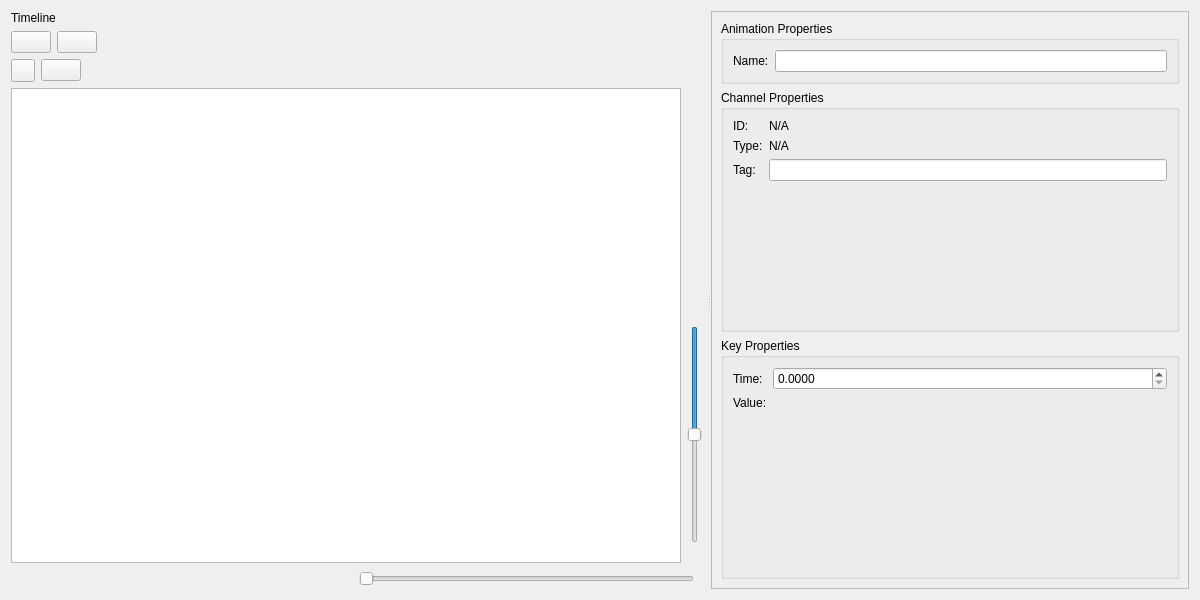
Before: the Qt Designer form tools/editor/application/VadonEditor/UI/Model/Animation/AnimationEditor.ui in janos-ijgyarto/vadon, drawn with Qt 5.
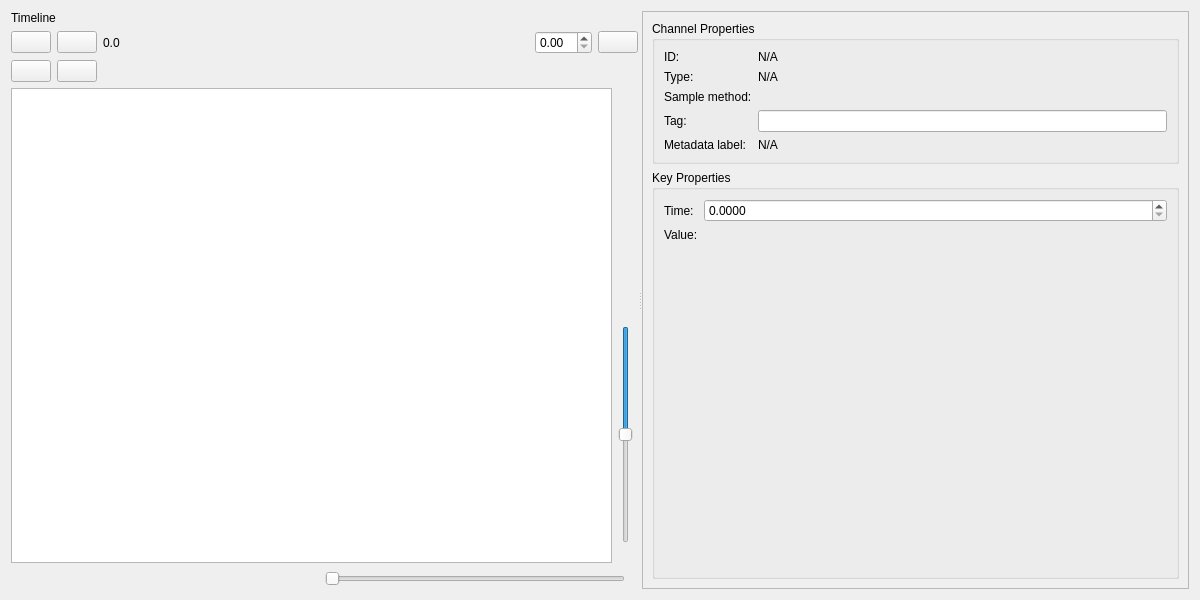
After: the same form once the commit is applied. Icons and pictures are not drawn.

```diff
--- a/tools/editor/application/VadonEditor/UI/Model/Animation/AnimationEditor.ui
+++ b/tools/editor/application/VadonEditor/UI/Model/Animation/AnimationEditor.ui
@@ -59,6 +59,13 @@
            </property>
           </widget>
          </item>
+         <item>
+          <widget class="QLabel" name="playbackTimeLabel">
+           <property name="text">
+            <string>0.0</string>
+           </property>
+          </widget>
+         </item>
          <item>
           <spacer name="playbackButtonsSpacer">
            <property name="orientation">
@@ -72,12 +79,48 @@
            </property>
           </spacer>
          </item>
+         <item>
+          <widget class="QLabel" name="timeScaleLabel">
+           <property name="toolTip">
+            <string>Time Scale</string>
+           </property>
+           <property name="text">
+            <string/>
+           </property>
+          </widget>
+         </item>
+         <item>
+          <widget class="QDoubleSpinBox" name="timeScaleSpinBox">
+           <property name="toolTip">
+            <string>Time Scale</string>
+           </property>
+           <property name="singleStep">
+            <double>0.100000000000000</double>
+           </property>
+          </widget>
+         </item>
+         <item>
+          <widget class="QPushButton" name="loopButton">
+           <property name="text">
+            <string/>
+           </property>
+           <property name="icon">
+            <iconset theme="QIcon::ThemeIcon::MediaPlaylistShuffle"/>
+           </property>
+           <property name="checkable">
+            <bool>true</bool>
+           </property>
+           <property name="checked">
+            <bool>false</bool>
+           </property>
+          </widget>
+         </item>
         </layout>
        </item>
        <item>
         <layout class="QHBoxLayout" name="channelButtonsHBox">
          <item>
-          <widget class="QToolButton" name="addChannelButton">
+          <widget class="QPushButton" name="addChannelButton">
            <property name="toolTip">
             <string>Add Channel</string>
            </property>
@@ -87,9 +130,6 @@
            <property name="icon">
             <iconset theme="QIcon::ThemeIcon::ListAdd"/>
            </property>
-           <property name="popupMode">
-            <enum>QToolButton::ToolButtonPopupMode::InstantPopup</enum>
-           </property>
           </widget>
          </item>
          <item>
@@ -238,30 +278,11 @@
         <rect>
          <x>0</x>
          <y>0</y>
-         <width>445</width>
+         <width>519</width>
          <height>580</height>
         </rect>
        </property>
-       <layout class="QVBoxLayout" name="propertiesScrollLayout" stretch="0,1,1">
-        <item>
-         <widget class="QGroupBox" name="animationPropertiesGroup">
-          <property name="title">
-           <string>Animation Properties</string>
-          </property>
-          <layout class="QFormLayout" name="animationPropertiesLayout">
-           <item row="0" column="0">
-            <widget class="QLabel" name="animationNameLabel">
-             <property name="text">
-              <string>Name:</string>
-             </property>
-            </widget>
-           </item>
-           <item row="0" column="1">
-            <widget class="QLineEdit" name="animationNameLineEdit"/>
-           </item>
-          </layout>
-         </widget>
-        </item>
+       <layout class="QVBoxLayout" name="propertiesScrollLayout" stretch="0,1">
         <item>
          <widget class="QGroupBox" name="channelPropertiesGroup">
           <property name="title">
@@ -275,16 +296,6 @@
              </property>
             </widget>
            </item>
-           <item row="2" column="0">
-            <widget class="QLabel" name="channelTagLabel">
-             <property name="text">
-              <string>Tag:</string>
-             </property>
-            </widget>
-           </item>
-           <item row="2" column="1">
-            <widget class="QLineEdit" name="channelTagLineEdit"/>
-           </item>
            <item row="0" column="1">
             <widget class="QLabel" name="channelIDTextLabel">
              <property name="text">
@@ -306,6 +317,40 @@
              </property>
             </widget>
            </item>
+           <item row="3" column="0">
+            <widget class="QLabel" name="channelTagLabel">
+             <property name="text">
+              <string>Tag:</string>
+             </property>
+            </widget>
+           </item>
+           <item row="3" column="1">
+            <widget class="QLineEdit" name="channelTagLineEdit"/>
+           </item>
+           <item row="2" column="0">
+            <widget class="QLabel" name="channelSampleMethodLabel">
+             <property name="text">
+              <string>Sample method:</string>
+             </property>
+            </widget>
+           </item>
+           <item row="4" column="1">
+            <widget class="QLabel" name="channelMetadataValueLabel">
+             <property name="text">
+              <string>N/A</string>
+             </property>
+             <property name="wordWrap">
+              <bool>true</bool>
+             </property>
+            </widget>
+           </item>
+           <item row="4" column="0">
+            <widget class="QLabel" name="channelMetadataLabel">
+             <property name="text">
+              <string>Metadata label:</string>
+             </property>
+            </widget>
+           </item>
           </layout>
          </widget>
         </item>
```
Left out of the diff: 185 changed lines with no effect on the pictures.
